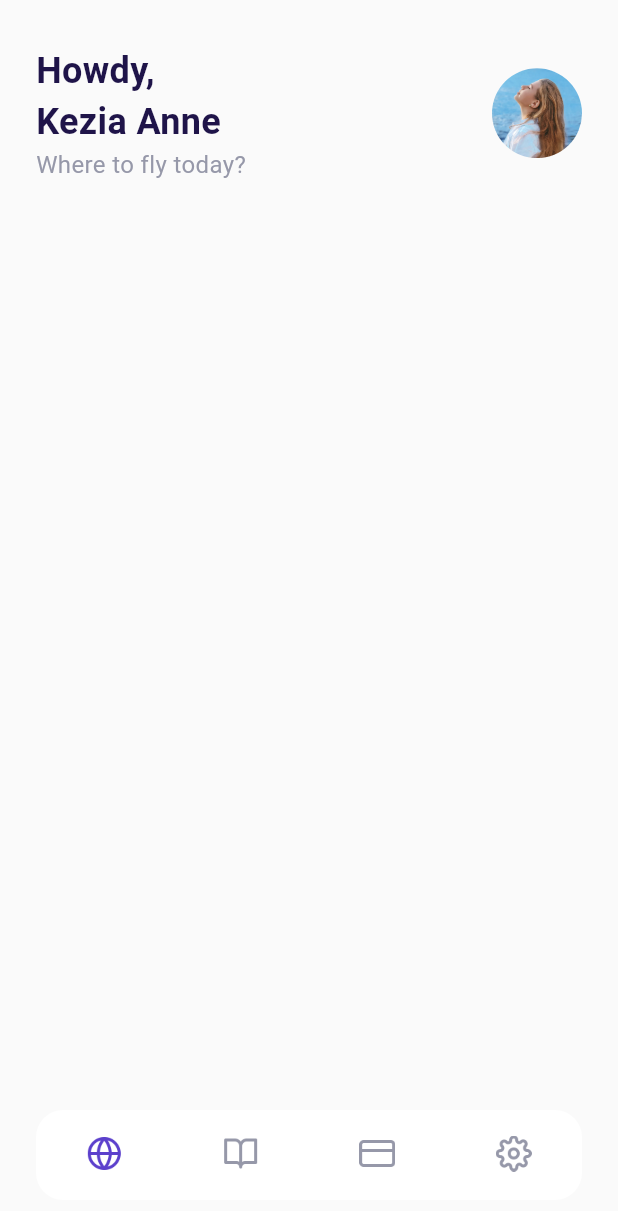
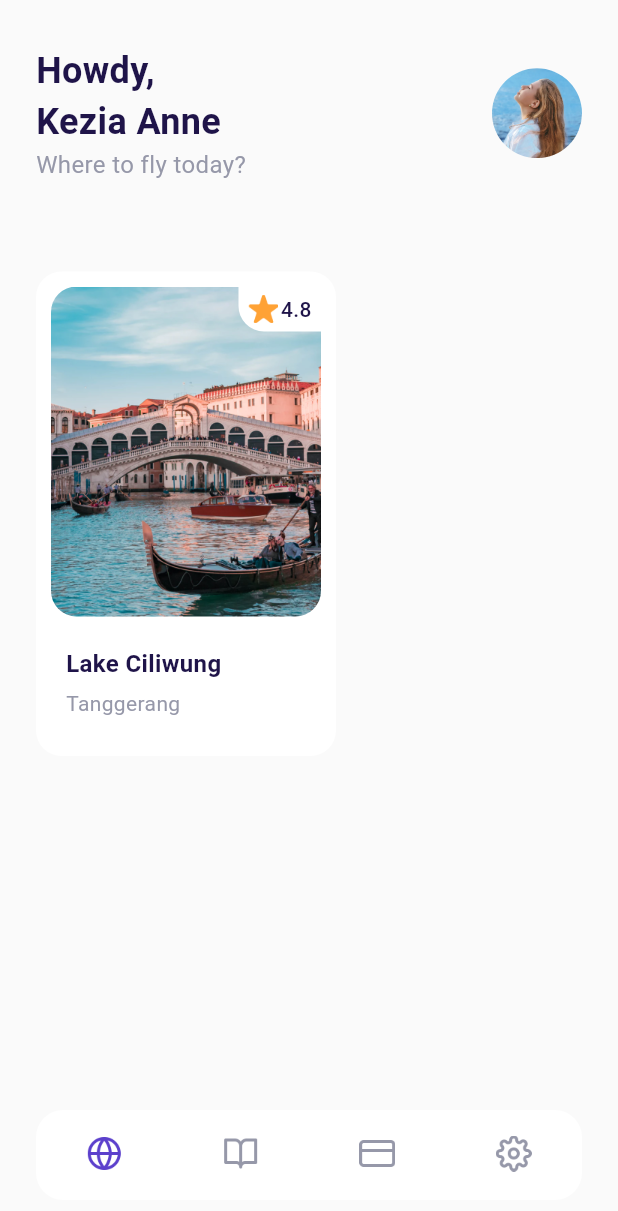
Before and after one commit to nurfaidzy/Flutter-Air-Plane-Project-BWA, a Flutter app: the MainPage screen opened by its route, on a phone screen of 412 x 824 dp. Shown: the top 1211 px of the screen. Run offline on Flutter 3.47's test engine with Material 3 defaults, Android fonts, the phone set to English and light mode, and no system bars.

Commit message:
feat:  main ui of popular content

```diff
--- a/lib/ui/pages/home_page.dart
+++ b/lib/ui/pages/home_page.dart
@@ -52,10 +52,105 @@ class HomePage extends StatelessWidget {
       );
     }
 
+    Widget popularDestination() {
+      return Container(
+        margin: const EdgeInsets.only(top: 30),
+        child: Row(
+          children: [
+            Container(
+              width: 200,
+              height: 323,
+              margin: EdgeInsets.only(left: defaultMargin),
+              padding: const EdgeInsets.all(10),
+              decoration: BoxDecoration(
+                color: kWhiteColor,
+                borderRadius: BorderRadius.circular(defaultRadius),
+              ),
+              child: Column(
+                crossAxisAlignment: CrossAxisAlignment.start,
+                children: [
+                  Container(
+                      width: 180,
+                      height: 220,
+                      margin: const EdgeInsets.only(bottom: 20),
+                      decoration: BoxDecoration(
+                        borderRadius: BorderRadius.circular(defaultRadius),
+                        image: const DecorationImage(
+                          image: AssetImage("assets/image_destination1.png"),
+                          fit: BoxFit.cover,
+                        ),
+                      ),
+                      child: Align(
+                        alignment: Alignment.topRight,
+                        child: Container(
+                          width: 55,
+                          height: 30,
+                          decoration: BoxDecoration(
+                            color: kWhiteColor,
+                            borderRadius: BorderRadius.only(
+                              bottomLeft: Radius.circular(
+                                defaultRadius,
+                              ),
+                            ),
+                          ),
+                          child: Row(
+                            mainAxisAlignment: MainAxisAlignment.center,
+                            crossAxisAlignment: CrossAxisAlignment.center,
+                            children: [
+                              Container(
+                                width: 20,
+                                height: 20,
+                                margin: const EdgeInsets.only(right: 2),
+                                decoration: const BoxDecoration(
+                                  image: DecorationImage(
+                                    image: AssetImage("assets/icon_star.png"),
+                                  ),
+                                ),
+                              ),
+                              Text(
+                                "4.8",
+                                style: blackTextStyle.copyWith(
+                                  fontWeight: medium,
+                                ),
+                              )
+                            ],
+                          ),
+                        ),
+                      )),
+                  Container(
+                    margin: const EdgeInsets.only(left: 10),
+                    child: Column(
+                      crossAxisAlignment: CrossAxisAlignment.start,
+                      children: [
+                        Text(
+                          "Lake Ciliwung",
+                          style: blackTextStyle.copyWith(
+                            fontSize: 16,
+                            fontWeight: semiBold,
+                          ),
+                        ),
+                        const SizedBox(
+                          height: 5,
+                        ),
+                        Text(
+                          "Tanggerang",
+                          style: greyTextStyle.copyWith(
+                            fontSize: 14,
+                          ),
+                        )
+                      ],
+                    ),
+                  )
+                ],
+              ),
+            ),
+          ],
+        ),
+      );
+    }
+
     return ListView(
-      children: [
-        Header(),
-      ],
+      children: [Header(), popularDestination()],
     );
   }
 }
```
